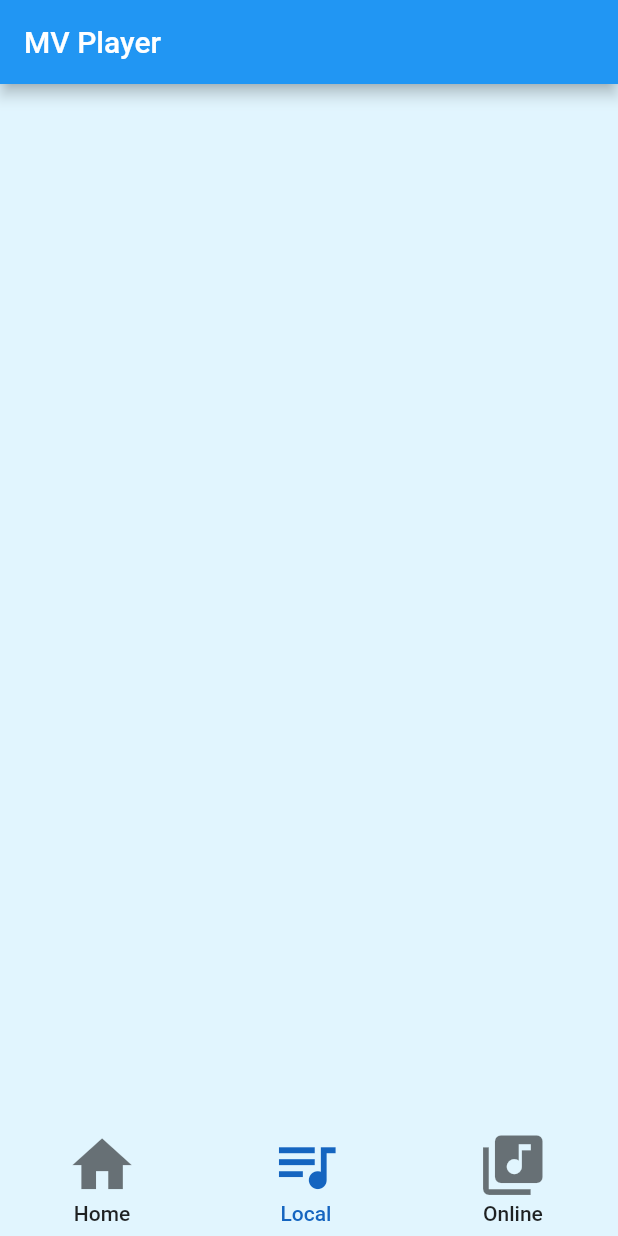
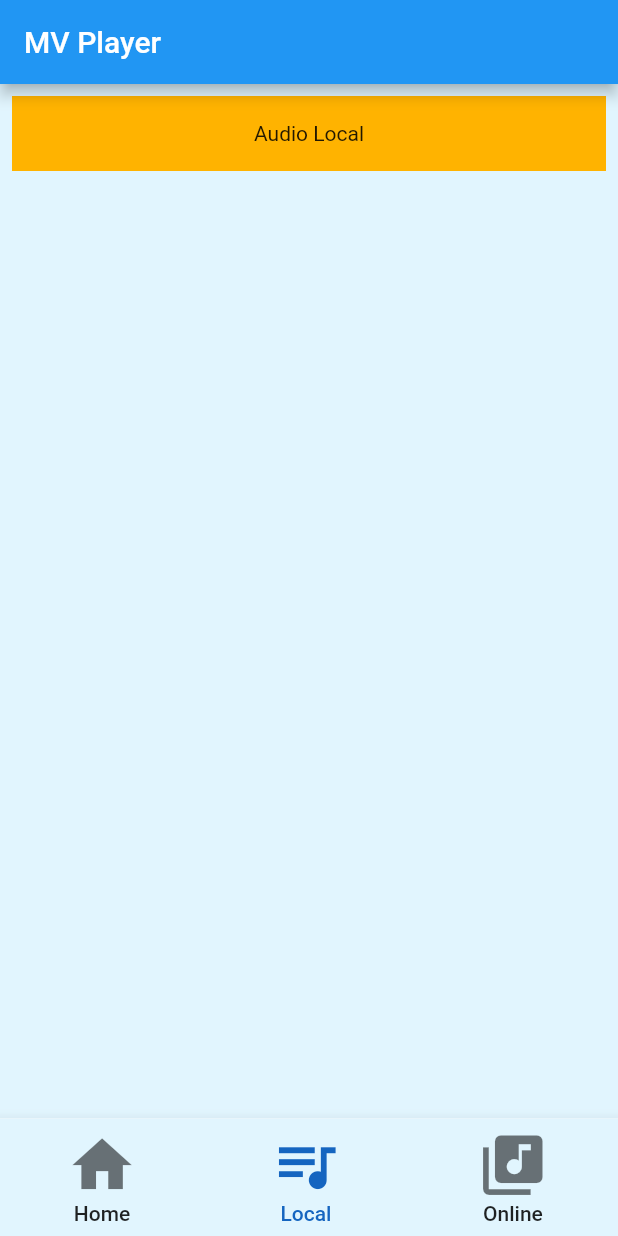
Before and after one commit to Aman-Kedia/MV-Player, a Flutter app: the screen it shows after launch, after a tap on "Audio", on a phone screen of 412 x 824 dp. Run offline on Flutter 3.47's test engine with Material 2 defaults, Android fonts, the phone set to English and light mode, and no system bars.

Commit message:
list view and bottom nav bar

```diff
--- a/lib/audio_local.dart
+++ b/lib/audio_local.dart
@@ -14,19 +14,27 @@ class AudioLocal extends StatelessWidget {
           width: MediaQuery.of(context).size.width * 1.0,
           height: MediaQuery.of(context).size.height * 1.0,
           color: Colors.lightBlue.shade50,
-          child: Column(
-            mainAxisAlignment: MainAxisAlignment.end,
-            crossAxisAlignment: CrossAxisAlignment.start,
+          child: ListView(
+            padding: const EdgeInsets.all(8),
             children: <Widget>[
               Container(
+                height: 50,
+                color: Colors.amber[600],
+                child: const Center(child: Text('Audio Local')),
+              ),
+            ],
+          ),
+        ),
+        bottomNavigationBar: BottomAppBar(
+          child: Container(
             width: MediaQuery.of(context).size.width * 1.0,
             height: MediaQuery.of(context).size.height * 0.095,
-                color: Colors.transparent,
+            color: Colors.lightBlue.shade50,
             child: Row(
               children: <Widget>[
                 Container(
                   width: MediaQuery.of(context).size.width * 0.33,
-                      height: MediaQuery.of(context).size.height * 1.0,
+                  height: MediaQuery.of(context).size.height * 0.095,
                   color: Colors.transparent,
                   child: FlatButton(
                     onPressed: () {
@@ -52,7 +60,7 @@ class AudioLocal extends StatelessWidget {
                 ),
                 Container(
                   width: MediaQuery.of(context).size.width * 0.33,
-                      height: MediaQuery.of(context).size.height * 1.0,
+                  height: MediaQuery.of(context).size.height * 0.095,
                   color: Colors.transparent,
                   child: FlatButton(
                     onPressed: null,
@@ -77,7 +85,7 @@ class AudioLocal extends StatelessWidget {
                 ),
                 Container(
                   width: MediaQuery.of(context).size.width * 0.34,
-                      height: MediaQuery.of(context).size.height * 1.0,
+                  height: MediaQuery.of(context).size.height * 0.095,
                   color: Colors.transparent,
                   child: FlatButton(
                     onPressed: () {
@@ -103,8 +111,6 @@ class AudioLocal extends StatelessWidget {
                 ),
               ],
             ),
-              )
-            ],
           ),
         ),
       ),
```
Also changed, not shown: lib/audio_online.dart (+21 -10 lines), lib/video_local.dart (+15 -9 lines), lib/video_online.dart (+15 -9 lines). Lines whose indentation alone changed are shown as unchanged.
